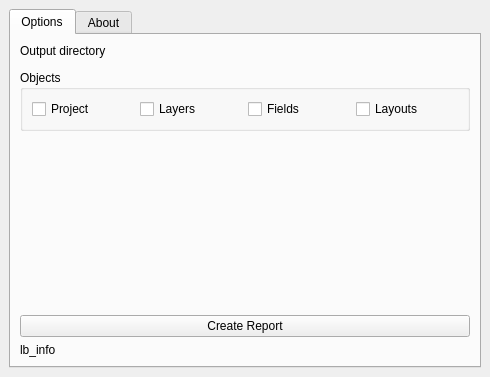
The window that project_report/project_report_dockwidget_base.ui (sigdeletras/project-reports-qgis-plugin) describes before a commit, drawn with Qt 5.
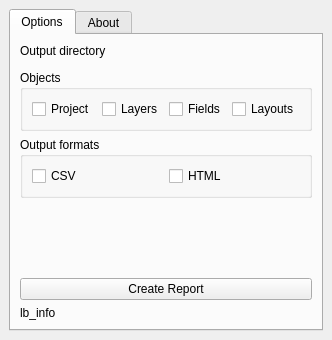
The same window after the commit. Custom widgets are drawn as their Qt base class.

Commit message: 1.0 Release HTML output option. Check the options selected in the GUI and update the state of the "Create Report" button

```diff
--- a/project_report/project_report_dockwidget_base.ui
+++ b/project_report/project_report_dockwidget_base.ui
@@ -6,15 +6,15 @@
    <rect>
     <x>0</x>
     <y>0</y>
-    <width>490</width>
-    <height>377</height>
+    <width>305</width>
+    <height>340</height>
    </rect>
   </property>
   <property name="windowTitle">
    <string>Project Reports</string>
   </property>
   <widget class="QWidget" name="dockWidgetContents">
-   <layout class="QHBoxLayout" name="horizontalLayout">
+   <layout class="QVBoxLayout" name="verticalLayout_4">
     <item>
      <widget class="QTabWidget" name="tabWidget">
       <property name="currentIndex">
@@ -24,7 +24,9 @@
        <attribute name="title">
         <string>Options</string>
        </attribute>
-       <layout class="QHBoxLayout" name="horizontalLayout_2">
+       <layout class="QGridLayout" name="gridLayout">
+        <item row="0" column="0">
+         <layout class="QVBoxLayout" name="verticalLayout_3">
         <item>
          <layout class="QVBoxLayout" name="verticalLayout_2">
           <item>
@@ -41,8 +43,10 @@
             </property>
            </widget>
           </item>
+           </layout>
+          </item>
           <item>
-           <widget class="QGroupBox" name="groupBox">
+           <widget class="QGroupBox" name="group_objects">
             <property name="title">
              <string>Objects</string>
             </property>
@@ -78,6 +82,33 @@
             </layout>
            </widget>
           </item>
+          <item>
+           <widget class="QGroupBox" name="group_output">
+            <property name="title">
+             <string>Output formats</string>
+            </property>
+            <layout class="QHBoxLayout" name="horizontalLayout_4">
+             <item>
+              <layout class="QHBoxLayout" name="horizontalLayout_2">
+               <item>
+                <widget class="QCheckBox" name="check_csv">
+                 <property name="text">
+                  <string>CSV</string>
+                 </property>
+                </widget>
+               </item>
+               <item>
+                <widget class="QCheckBox" name="check_html">
+                 <property name="text">
+                  <string>HTML</string>
+                 </property>
+                </widget>
+               </item>
+              </layout>
+             </item>
+            </layout>
+           </widget>
+          </item>
           <item>
            <spacer name="verticalSpacer">
             <property name="orientation">
```
Lines whose indentation alone changed are shown as unchanged. The commit also changes 3 other files.
